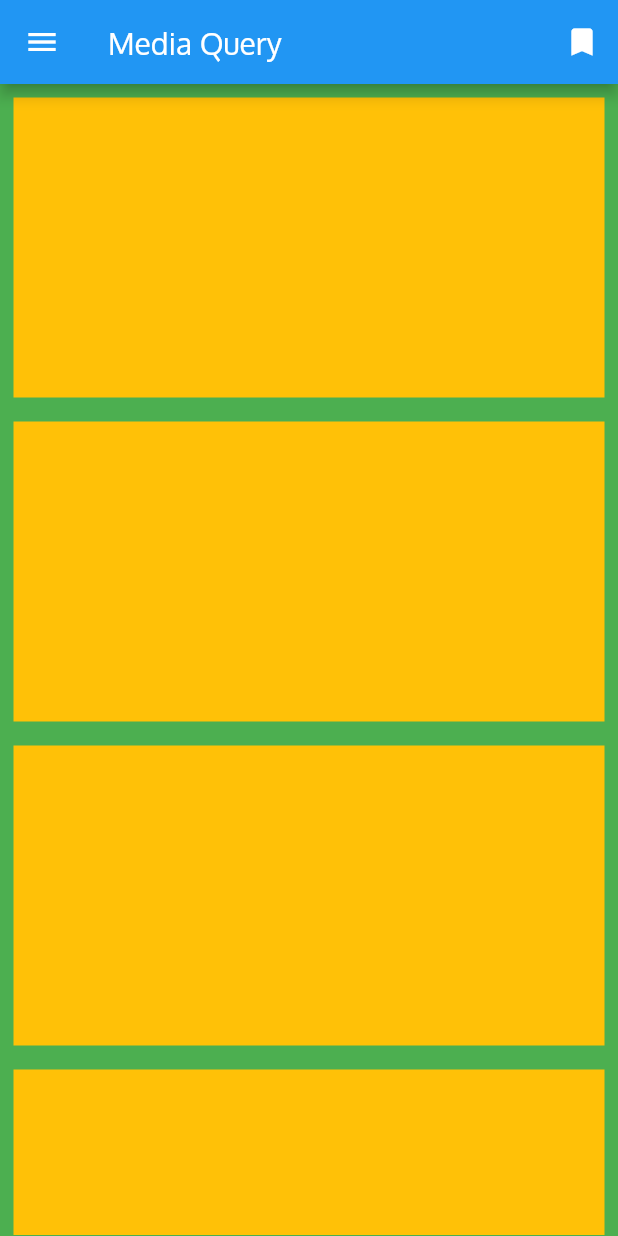
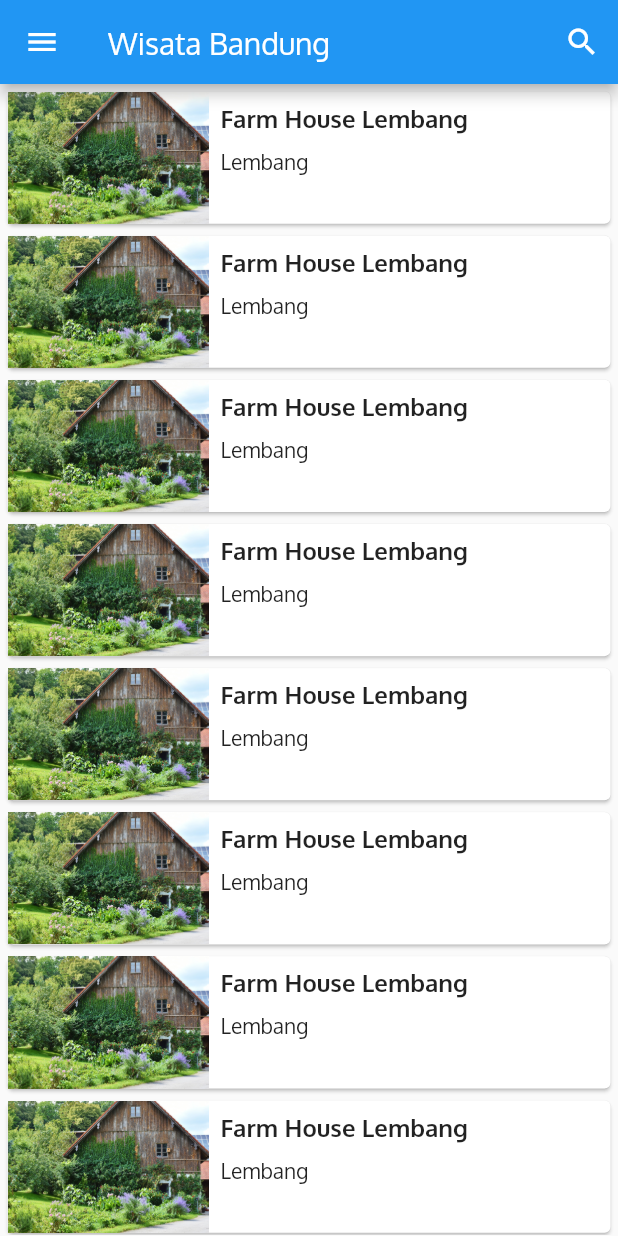
Before and after one commit to Flutter-Dart-Hacks/flutter-dicoding-a, a Flutter app: the screen it shows after launch, on a phone screen of 412 x 824 dp. Run offline on Flutter 3.47's test engine with Material 2 defaults, Android fonts, the light colour scheme and no system bars; project files that could hold a hidden picture were left out.

Commit message:
Update resource

```diff
--- a/lib/main.dart
+++ b/lib/main.dart
@@ -1,5 +1,5 @@
 import 'package:flutter/material.dart';
-import 'package:flutter_dicodinga/responsivelayout/resp_mediaquery.dart';
+import 'package:flutter_dicodinga/wisata_bdg_page.dart';
 
 void main() {
   runApp(const MyApp());
@@ -12,7 +12,7 @@ class MyApp extends StatelessWidget {
   @override
   Widget build(BuildContext context) {
     return MaterialApp(
-      title: 'Flutter Demo',
+      title: 'Wisata Bandung',
       debugShowCheckedModeBanner: false,
       theme: ThemeData(
         // This is the theme of your application.
@@ -28,7 +28,7 @@ class MyApp extends StatelessWidget {
         fontFamily: 'Oxygen',
       ),
       // home: const ExpandFlexibleSampel(),
-      home: const MediaQuerySampel(),
+      home: const WisataBandungPage(),
       // home: const MyHomePage(title: 'Flutter Demo Home Page'),
     );
   }
--- /dev/null
+++ b/lib/models/touris_item.dart
@@ -0,0 +1,159 @@
+class TourismPlace {
+  String name;
+  String location;
+  String description;
+  String openDays;
+  String openTime;
+  String ticketPrice;
+  String imageAsset;
+  List<String> imageUrls;
+
+  TourismPlace({
+    required this.name,
+    required this.location,
+    required this.description,
+    required this.openDays,
+    required this.openTime,
+    required this.ticketPrice,
+    required this.imageAsset,
+    required this.imageUrls,
+  });
+}
+
+List<TourismPlace> tourismPlaceList = [
+  TourismPlace(
+    name: 'Farm House Lembang',
+    location: 'Lembang',
+    description:
+        'Berada di jalur utama Bandung-Lembang, Farm House menjadi objek wisata yang tidak pernah sepi pengunjung. Selain karena letaknya strategis, kawasan ini juga menghadirkan nuansa wisata khas Eropa. Semua itu diterapkan dalam bentuk spot swafoto Instagramable.',
+    openDays: 'Open Everyday',
+    openTime: '09:00 - 20:00',
+    ticketPrice: 'Rp 25000',
+    imageAsset: 'images/farm-house.jpg',
+    imageUrls: [
+      'https://media-cdn.tripadvisor.com/media/photo-s/0d/7c/59/70/farmhouse-lembang.jpg',
+      'https://media-cdn.tripadvisor.com/media/photo-w/13/f0/22/f6/photo3jpg.jpg',
+      'https://media-cdn.tripadvisor.com/media/photo-m/1280/16/a9/33/43/liburan-di-farmhouse.jpg'
+    ],
+  ),
+  TourismPlace(
+    name: 'Observatorium Bosscha',
+    location: 'Lembang',
+    description:
+        'Memiliki beberapa teleskop, antara lain, Refraktor Ganda Zeiss, Schmidt Bimasakti, Refraktor Bamberg, Cassegrain GOTO, dan Teleskop Surya. Refraktor Ganda Zeiss adalah jenis teleskop terbesar untuk meneropong bintang. Benda ini diletakkan pada atap kubah sehingga saat teropong digunakan, atap tersebut harus dibuka. Observatorium Bosscha boleh dikunjungi oleh siapa pun, tanpa tiket. Namun, bagi yang ingin menggunakan teleskop Zeiss, wajib mendaftarkan diri. Untuk instansi atau lembaga pendidikan, diberikan jadwal hari Selasa sampai Jumat. Sementara itu, kunjungan individu dibuka setiap hari Sabtu.',
+    openDays: 'Open Tuesday - Saturday',
+    openTime: '09:00 - 14:30',
+    ticketPrice: 'Rp 20000',
+    imageAsset: 'images/bosscha.jpg',
+    imageUrls: [
+      'https://media-cdn.tripadvisor.com/media/photo-o/12/6b/63/0b/bosscha-observatory.jpg',
+      'https://media-cdn.tripadvisor.com/media/photo-p/0d/6a/88/9b/photo3jpg.jpg',
+      'https://media-cdn.tripadvisor.com/media/photo-o/11/3f/04/39/p-20171111-110220-largejpg.jpg',
+    ],
+  ),
+  TourismPlace(
+    name: 'Jalan Asia Afrika',
+    location: 'Kota Bandung',
+    description:
+        'Jalan Asia Afrika di Bandung memiliki kaitan yang sangat erat dengan pendirian kota Kembang ini. Karena pada saat itu, Gubernur Jenderal Herman Willem Deaendels dari Belanda menancapkan tongkatnya saat memerintahkan pendirian kota ini, yang kemudian diabadikan menjadi tugu Bandung Nol Kilometer.',
+    openDays: 'Open Everyday',
+    openTime: '24 hours',
+    ticketPrice: 'Free',
+    imageAsset: 'images/jalan-asia-afrika.jpg',
+    imageUrls: [
+      'https://media-cdn.tripadvisor.com/media/photo-o/0d/c2/e7/e6/quotes-kota-bandung.jpg',
+      'https://media-cdn.tripadvisor.com/media/photo-w/17/f4/44/01/jalan-asia-afrika.jpg',
+      'https://media-cdn.tripadvisor.com/media/photo-s/0a/ef/36/e2/jalan-asia-afrika.jpg',
+    ],
+  ),
+  TourismPlace(
+    name: 'Stone Garden',
+    location: 'Padalarang',
+    description:
+        'Stone Garden atau Taman Batu di Padalarang – Bandung ini adalah nama secara harafiah untuk apa yang akan kita lihat jika berada di sana. Hamparan batu yang artistik membuat kita merasa tidak sedang berada di Bandung, apalagi di Padalarang. Hamparan batu yang dimaksud bukan terhampar begitu saja di atas tanah luas yang menjadi permukaannya. Batu-batu besar yang ukuran pastinya bervariasi tersusun seperti memiliki suatu formasi matematis.',
+    openDays: 'Open Everyday',
+    openTime: '06:00 - 17:00',
+    ticketPrice: 'Rp 3000',
+    imageAsset: 'images/stone-garden.jpg',
+    imageUrls: [
+      'https://media-cdn.tripadvisor.com/media/photo-o/15/01/d7/4b/p-20180510-153310-01.jpg',
+      'https://media-cdn.tripadvisor.com/media/photo-w/15/68/00/32/stone-garden-citatah.jpg',
+      'https://media-cdn.tripadvisor.com/media/photo-o/0d/a2/cb/05/stone-garden-citatah.jpg',
+    ],
+  ),
+  TourismPlace(
+    name: 'Taman Film Pasopati',
+    location: 'Kota Bandung',
+    description:
+        'Menjadi salah satu tempat wisata di Bandung yang favorit, tentu Taman Film ini memiliki fasilitas cukup memadai. Pemberian fasilitas ini memiliki harapan para pengunjung akan merasa nyaman dan tak segan2 untuk kembali berkunjung terus menerus kesini. Beberapa fasilitas taman yang bisa kamu nikmati diantaranya seperti layar videotron besar berukuran 4×8 untuk memutar berbagai macam pilihan film seperti Film Indonesia, Bollywood, Korea, ataupun Indie Bandung.',
+    openDays: 'Open Everyday',
+    openTime: '24 hours',
+    ticketPrice: 'Free',
+    imageAsset: 'images/taman-film.jpg',
+    imageUrls: [
+      'https://media-cdn.tripadvisor.com/media/photo-o/08/8b/87/50/bandung-movie-park.jpg',
+      'https://media-cdn.tripadvisor.com/media/photo-o/17/67/d5/53/img-20190505-114509-largejpg.jpg',
+      'https://media-cdn.tripadvisor.com/media/photo-w/09/73/33/05/taman-film-pasopati.jpg',
+    ],
+  ),
+  TourismPlace(
+    name: 'Museum Geologi',
+    location: 'Kota Bandung',
+    description:
+        'Museum Geologi didirikan pada tanggal 16 Mei 1929. Museum ini telah direnovasi dengan dana bantuan dari JICA (Japan International Cooperation Agency). Setelah mengalami renovasi, Museum Geologi dibuka kembali dan diresmikan oleh Wakil Presiden RI, Megawati Soekarnoputri pada tanggal 23 Agustus 2000. Sebagai salah satu monumen bersejarah, museum berada di bawah perlindungan pemerintah dan merupakan peninggalan nasional. Dalam Museum ini, tersimpan dan dikelola materi-materi geologi yang berlimpah, seperti fosil, batuan, mineral. Kesemuanya itu dikumpulkan selama kerja lapangan di Indonesia sejak 1850.',
+    openDays: 'Open Saturday - Thursday',
+    openTime: '09:00 - 15:30',
+    ticketPrice: 'Rp 3000',
+    imageAsset: 'images/museum-geologi.jpg',
+    imageUrls: [
+      'https://media-cdn.tripadvisor.com/media/photo-w/19/1c/8e/f7/geology-museum.jpg',
+      'https://media-cdn.tripadvisor.com/media/photo-o/11/a7/35/b7/geology-museum.jpg',
+      'https://media-cdn.tripadvisor.com/media/photo-s/1a/55/e0/dc/geology-museum.jpg',
+    ],
+  ),
+  TourismPlace(
+    name: 'Floating Market',
+    location: 'Lembang',
+    description:
+        'Tempat wisata ini sepertinya memang ditujukan untuk wisata keluarga di Bandung. Di sini kita bisa menikmati suasana kawasan yang tertata rapi dan alami. Pada awalnya, floating market Lembang tidak begitu luas. Tapi sekarang sudah ekspansi dan memiliki banyak objek menarik baru. Nama floating market ini sepertinya merujuk pada stand tempat jualan makanan yang berada dalam perahu.',
+    openDays: 'Open Everyday',
+    openTime: '09:00 - 17:00',
+    ticketPrice: 'Rp 20000',
+    imageAsset: 'images/floating-market.png',
+    imageUrls: [
+      'https://media-cdn.tripadvisor.com/media/photo-o/17/f9/ff/f8/floating-market-bandung.jpg',
+      'https://media-cdn.tripadvisor.com/media/photo-p/1a/86/d3/cd/20200103-125059-largejpg.jpg',
+      'https://media-cdn.tripadvisor.com/media/photo-p/19/ce/b4/9b/img20181224120857-largejpg.jpg',
+    ],
+  ),
+  TourismPlace(
+    name: 'Kawah Putih',
+    location: 'Ciwidey',
+    description:
+        'Kawah Putih adalah tempat wisata di Bandung yang paling terkenal. Berlokasi di Ciwidey, Jawa Barat, kurang lebih sekitar 50 KM arah selatan kota Bandung, Kawah Putih adalah sebuah danau yang terbentuk akibat dari letusan Gunung Patuha. Sesuai dengan namanya, tanah yang ada di kawasan ini berwarna putih akibat dari pencampuran unsur belerang.',
+    openDays: 'Open Everyday',
+    openTime: '07:00 - 17:00',
+    ticketPrice: 'Rp 15000',
+    imageAsset: 'images/kawah-putih.jpg',
+    imageUrls: [
+      'https://media-cdn.tripadvisor.com/media/photo-o/0b/6e/7c/ce/rocks-sticking-out-of.jpg',
+      'https://media-cdn.tripadvisor.com/media/photo-p/0b/35/30/14/white-crater.jpg',
+      'https://media-cdn.tripadvisor.com/media/photo-o/0a/8b/9a/79/2945-t00572-www-initempatwisat.jpg',
+    ],
+  ),
+  TourismPlace(
+    name: 'Ranca Upas',
+    location: 'Ciwidey',
+    description:
+        'Ranca Upas Ciwidey adalah kawasan bumi perkemahan di bawah pengelolaan perhutani. Tempat ini berada di kawasan wisata Bandung Selatan, satu lokasi dengan kawah putih, kolam Cimanggu dan situ Patenggang. Banyak hal yang bisa dilakukan di kawasan wisata ini, seperti berkemah, berinteraksi dengan rusa, sampai bermain di water park dan mandi air panas.',
+    openDays: 'Open Everyday',
+    openTime: '24 hours',
+    ticketPrice: 'Rp 20000',
+    imageAsset: 'images/ranca-upas.jpg',
+    imageUrls: [
+      'https://media-cdn.tripadvisor.com/media/photo-o/1a/e0/7f/9c/kampung-cai-ranca-upas.jpg',
+      'https://media-cdn.tripadvisor.com/media/photo-w/13/ee/2f/87/ranca-upas.jpg',
+      'https://media-cdn.tripadvisor.com/media/photo-w/13/ee/27/0a/ranca-upas.jpg',
+    ],
+  ),
+];
--- a/lib/wisata_bdg_page.dart
+++ b/lib/wisata_bdg_page.dart
@@ -1,4 +1,6 @@
 import 'package:flutter/material.dart';
+import 'package:flutter_dicodinga/models/touris_item.dart';
+import 'package:flutter_dicodinga/wisata_bdg_detail_page.dart';
 
 class WisataBandungPage extends StatefulWidget {
   const WisataBandungPage({Key? key}) : super(key: key);
@@ -10,6 +12,83 @@ class WisataBandungPage extends StatefulWidget {
 class _WisataBandungPageState extends State<WisataBandungPage> {
   @override
   Widget build(BuildContext context) {
-    return Container();
+    return Scaffold(
+      appBar: AppBar(
+        title: const Text('Wisata Bandung'),
+        actions: <Widget>[
+          IconButton(
+            onPressed: () {},
+            icon: const Icon(Icons.search, color: Colors.white),
+          )
+        ],
+        leading: IconButton(
+          icon: const Icon(Icons.menu, color: Colors.white),
+          onPressed: () {},
+        ),
+      ),
+      body: SafeArea(
+        child: Container(
+          margin: const EdgeInsets.all(1),
+          child: const ListWisata(),
+        ),
+      ),
+    );
   }
 }
+
+class ListWisata extends StatelessWidget {
+  const ListWisata({Key? key}) : super(key: key);
+
+  @override
+  Widget build(BuildContext context) {
+    return ListView.builder(
+      itemBuilder: (BuildContext context, int index) {
+        TourismPlace tourismPlace = tourismPlaceList[index];
+        return InkWell(
+          onTap: () {
+            Navigator.push(context, MaterialPageRoute(builder: (context) {
+              return const DetailWisataBandung();
+            }));
+          },
+          child: Card(
+            child: Row(
+              crossAxisAlignment: CrossAxisAlignment.start,
+              children: [
+                Expanded(
+                  flex: 1,
+                  child: Image.asset(
+                    'resources/images/farm-house.jpg',
+                    fit: BoxFit.cover,
+                  ),
+                ),
+                Expanded(
+                  flex: 2,
+                  child: Padding(
+                    padding: const EdgeInsets.all(8),
+                    child: Column(
+                      crossAxisAlignment: CrossAxisAlignment.start,
+                      mainAxisSize: MainAxisSize.min,
+                      children: const [
+                        Text(
+                          'Farm House Lembang',
+                          style: TextStyle(
+                              fontSize: 16.0, fontWeight: FontWeight.w700),
+                        ),
+                        SizedBox(height: 10),
+                        Text(
+                          'Lembang',
+                          style: TextStyle(fontSize: 14),
+                        ),
+                      ],
+                    ),
+                  ),
+                ),
+              ],
+            ),
+          ),
+        );
+      },
+      itemCount: tourismPlaceList.length,
+    );
+  }
+}
```
Also changed, not shown: resources/images/bosscha.jpg (added), resources/images/floating-market.png (added), resources/images/jalan-asia-afrika.jpg (added), resources/images/kawah-putih.jpg (added), resources/images/museum-geologi.jpg (added), resources/images/ranca-upas.jpg (added), resources/images/stone-garden.jpg (added), resources/images/taman-film.jpg (added), 2 other files.
